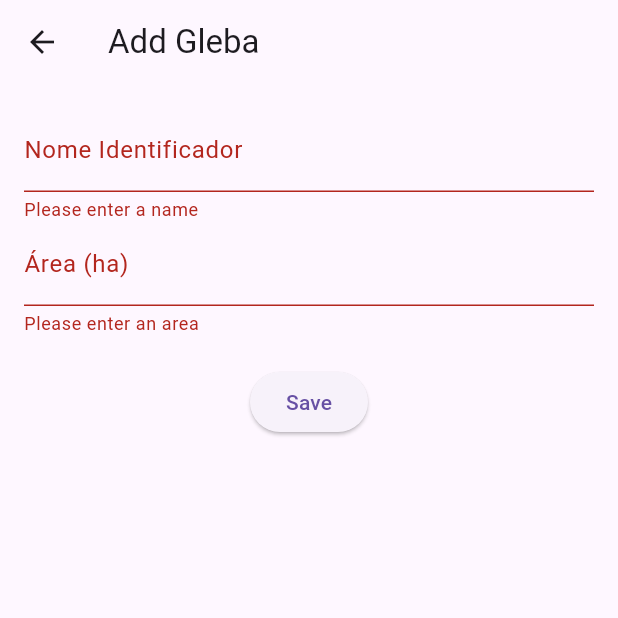
After one commit to Felifet/flutter_tcc_app, a Flutter app: the GlebaEditScreen screen opened by its route, after a tap on "Save", on a phone screen of 412 x 824 dp, the top half of it. The commit adds this screen. Run offline on Flutter 3.47's test engine with Material 3 defaults, Android fonts, the phone set to English and light mode, and no system bars; our stand-ins replace sqflite; accounts and stored records are empty.

Commit message:
Add Glebas
Adição das telas de inclusão e visualização das Glebas

```diff
--- a/lib/main.dart
+++ b/lib/main.dart
@@ -1,7 +1,9 @@
 import 'package:flutter/material.dart';
 import 'src/screens/menu_screen.dart';
-import 'src/screens/product_list_screen.dart';
-import 'src/screens/add_product_screen.dart';
+import 'src/screens/product/product_list_screen.dart';
+import 'src/screens/product/add_product_screen.dart';
+import 'src/screens/gleba/gleba_list_screen.dart';
+import 'src/screens/gleba/gleba_edit_screen.dart';
 
 void main() {
   runApp(const MyApp());
@@ -22,6 +24,8 @@ class MyApp extends StatelessWidget {
         '/': (context) => const MenuScreen(),
         '/products': (context) => const ProductListScreen(),
         '/add_product': (context) => const AddProductScreen(),
+        '/glebas': (context) => const GlebaListScreen(),
+        '/add_gleba': (context) => const GlebaEditScreen(),
       },
     );
   }
--- /dev/null
+++ b/lib/src/models/gleba_model.dart
@@ -0,0 +1,31 @@
+class Gleba {
+  int? id;
+  String nomeIdentificador;
+  double area;
+  int? cultivarId;
+
+  Gleba({
+    this.id,
+    required this.nomeIdentificador,
+    required this.area,
+    this.cultivarId,
+  });
+
+  Map<String, dynamic> toMap() {
+    return {
+      'id': id,
+      'nomeIdentificador': nomeIdentificador,
+      'area': area,
+      'cultivar_id': cultivarId,
+    };
+  }
+
+  factory Gleba.fromMap(Map<String, dynamic> map) {
+    return Gleba(
+      id: map['id'],
+      nomeIdentificador: map['nomeIdentificador'],
+      area: map['area'],
+      cultivarId: map['cultivar_id'],
+    );
+  }
+}
--- /dev/null
+++ b/lib/src/screens/gleba/gleba_edit_screen.dart
@@ -0,0 +1,98 @@
+import 'package:flutter/material.dart';
+import '../../models/gleba_model.dart';
+import '../../services/db_helper.dart';
+
+class GlebaEditScreen extends StatefulWidget {
+  final Gleba? gleba;
+
+  const GlebaEditScreen({super.key, this.gleba});
+
+  @override
+  _GlebaEditScreenState createState() => _GlebaEditScreenState();
+}
+
+class _GlebaEditScreenState extends State<GlebaEditScreen> {
+  final _formKey = GlobalKey<FormState>();
+  late TextEditingController _nomeController;
+  late TextEditingController _areaController;
+
+  @override
+  void initState() {
+    super.initState();
+    _nomeController =
+        TextEditingController(text: widget.gleba?.nomeIdentificador ?? '');
+    _areaController =
+        TextEditingController(text: widget.gleba?.area.toString() ?? '');
+  }
+
+  @override
+  void dispose() {
+    _nomeController.dispose();
+    _areaController.dispose();
+    super.dispose();
+  }
+
+  void _saveGleba() async {
+    if (_formKey.currentState!.validate()) {
+      final gleba = Gleba(
+        id: widget.gleba?.id,
+        nomeIdentificador: _nomeController.text,
+        area: double.tryParse(_areaController.text) ?? 0,
+      );
+
+      if (widget.gleba == null) {
+        await DBHelper().insertGleba(gleba);
+      } else {
+        await DBHelper().updateGleba(gleba);
+      }
+
+      Navigator.pop(context);
+    }
+  }
+
+  @override
+  Widget build(BuildContext context) {
+    return Scaffold(
+      appBar: AppBar(
+        title: Text(widget.gleba == null ? 'Add Gleba' : 'Edit Gleba'),
+      ),
+      body: Padding(
+        padding: const EdgeInsets.all(16.0),
+        child: Form(
+          key: _formKey,
+          child: Column(
+            children: <Widget>[
+              TextFormField(
+                controller: _nomeController,
+                decoration:
+                    const InputDecoration(labelText: 'Nome Identificador'),
+                validator: (value) {
+                  if (value == null || value.isEmpty) {
+                    return 'Please enter a name';
+                  }
+                  return null;
+                },
+              ),
+              TextFormField(
+                controller: _areaController,
+                decoration: const InputDecoration(labelText: 'Área (ha)'),
+                keyboardType: TextInputType.number,
+                validator: (value) {
+                  if (value == null || value.isEmpty) {
+                    return 'Please enter an area';
+                  }
+                  return null;
+                },
+              ),
+              const SizedBox(height: 20),
+              ElevatedButton(
+                onPressed: _saveGleba,
+                child: const Text('Save'),
+              ),
+            ],
+          ),
+        ),
+      ),
+    );
+  }
+}
--- a/lib/src/screens/add_product_screen.dart
+++ b/lib/src/screens/product/add_product_screen.dart
@@ -1,6 +1,6 @@
 import 'package:flutter/material.dart';
-import '../models/product.dart';
-import '../services/db_helper.dart';
+import '../../models/product.dart';
+import '../../services/db_helper.dart';
 
 class AddProductScreen extends StatefulWidget {
   const AddProductScreen({super.key});
--- a/lib/src/services/db_helper.dart
+++ b/lib/src/services/db_helper.dart
@@ -1,3 +1,4 @@
+import 'package:flutter_tcc_app/src/models/gleba_model.dart';
 import 'package:sqflite/sqflite.dart';
 import 'package:path/path.dart';
 
@@ -24,6 +25,7 @@ class DBHelper {
   }
 
   Future _onCreate(Database db, int version) async {
+    // Criação da tabela de produtos
     await db.execute('''
       CREATE TABLE products (
         id INTEGER PRIMARY KEY AUTOINCREMENT,
@@ -37,7 +39,20 @@ class DBHelper {
         vigencia INTEGER
       )
     ''');
+
+    // Criação da tabela de Glebas
+    await db.execute('''
+      CREATE TABLE Gleba (
+        id INTEGER PRIMARY KEY AUTOINCREMENT,
+        nomeIdentificador TEXT NOT NULL,
+        area REAL NOT NULL,
+        cultivar_id INTEGER,
+        FOREIGN KEY (cultivar_id) REFERENCES Cultivar(id)
+      )
+    ''');
   }
+
+  // ------------------ CRUD de Produtos ------------------ //
 
   // Inserir produto
   Future<int> insertProduct(Map<String, dynamic> product) async {
@@ -51,9 +66,59 @@ class DBHelper {
     return await db.query('products');
   }
 
+  // Atualizar produto
+  Future<int> updateProduct(Map<String, dynamic> product) async {
+    final db = await database;
+    return await db.update(
+      'products',
+      product,
+      where: 'id = ?',
+      whereArgs: [product['id']],
+    );
+  }
+
   // Deletar produto
   Future<int> deleteProduct(int id) async {
     final db = await database;
     return await db.delete('products', where: 'id = ?', whereArgs: [id]);
   }
+
+  // ------------------ CRUD de Glebas ------------------ //
+
+  // Inserir Gleba
+  Future<int> insertGleba(Gleba gleba) async {
+    final db = await database;
+    return await db.insert('Gleba', gleba.toMap());
+  }
+
+  // Buscar todas as Glebas
+  Future<List<Gleba>> getGlebas() async {
+    final db = await database;
+    final List<Map<String, dynamic>> maps = await db.query('Gleba');
+
+    return List.generate(maps.length, (i) {
+      return Gleba.fromMap(maps[i]);
+    });
+  }
+
+  // Atualizar Gleba
+  Future<int> updateGleba(Gleba gleba) async {
+    final db = await database;
+    return await db.update(
+      'Gleba',
+      gleba.toMap(),
+      where: 'id = ?',
+      whereArgs: [gleba.id],
+    );
+  }
+
+  // Excluir Gleba
+  Future<void> deleteGleba(int id) async {
+    final db = await database;
+    await db.delete(
+      'Gleba',
+      where: 'id = ?',
+      whereArgs: [id],
+    );
+  }
 }
```
Also changed, not shown: lib/src/screens/gleba/add_gleba_screen.dart (added, +67 -0 lines), lib/src/screens/gleba/gleba_list_screen.dart (added, +61 -0 lines), lib/src/screens/menu_screen.dart (+8 -1 lines), lib/src/screens/product/product_edit_screen.dart (added, +110 -0 lines), lib/src/screens/product/product_list_screen.dart (added, +75 -0 lines), lib/src/screens/product_list_screen.dart (deleted, +0 -60 lines), lib/src/screens/home_screen.dart (deleted).
